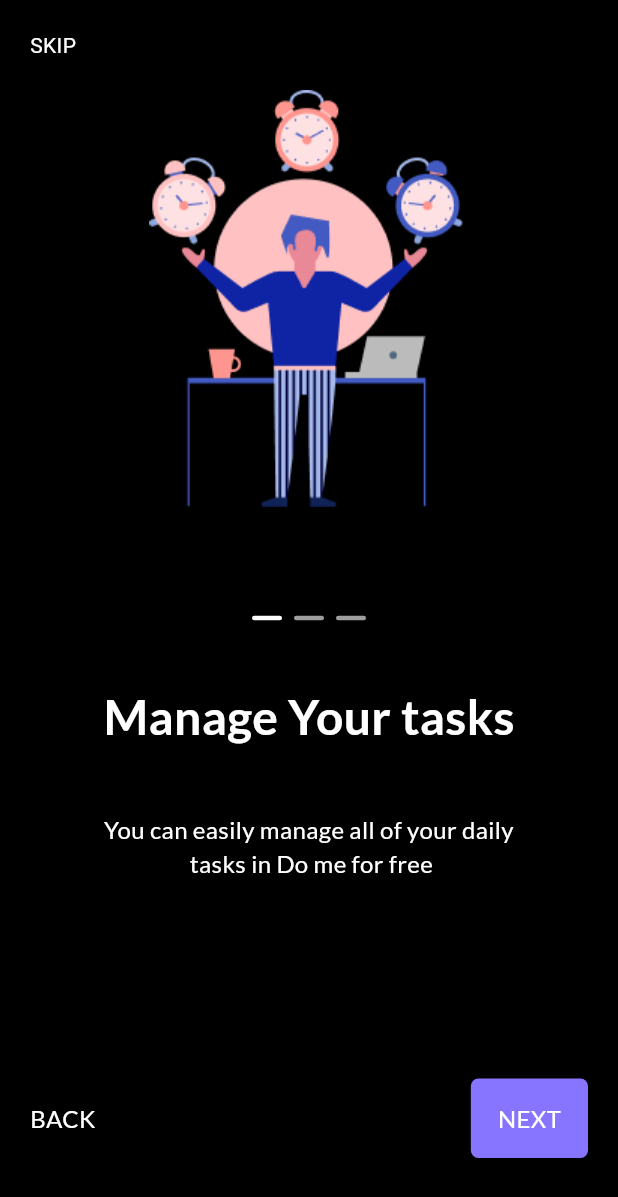
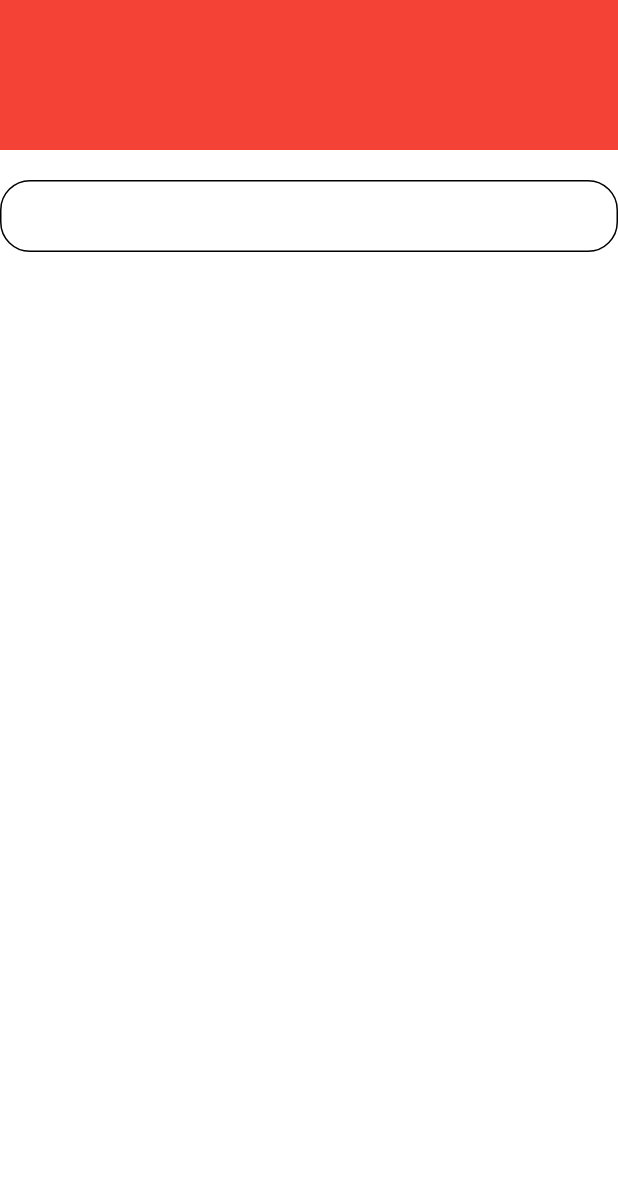
Before and after one commit to Osinmen/todolistApp, a Flutter app: the screen it shows after launch, on a phone screen of 412 x 824 dp. Shown: the top 1197 px of the screen. Run offline on Flutter 3.47's test engine with Material 3 defaults, Android fonts, the phone set to English and light mode, and no system bars; drawn by our look-alikes of smooth_page_indicator.

```diff
--- /dev/null
+++ b/lib/Pages/test.dart
@@ -0,0 +1,64 @@
+import 'package:flutter/material.dart';
+
+class Test extends StatefulWidget {
+  const Test({super.key});
+
+  @override
+  State<Test> createState() => _TestState();
+}
+
+class _TestState extends State<Test> {
+  TextEditingController _controller = TextEditingController();
+  bool _textFieldFilled = false;
+  bool _buttonClickable = false;
+
+  @override
+  void initState() {
+    super.initState();
+    _controller = TextEditingController();
+  }
+
+  @override
+  void dispose() {
+    super.dispose();
+    _controller.dispose();
+  }
+
+  @override
+  Widget build(BuildContext context) {
+    return Scaffold(
+      backgroundColor: Colors.white,
+      body: Column(
+        children: [
+          Container(
+            color: _buttonClickable ? Colors.blue : Colors.red,
+            height: 100,
+            width: double.infinity,
+          ),
+          const SizedBox(
+            height: 20,
+          ),
+          TextFormField(
+            onChanged: (content) {
+              if (content == "") {
+                _textFieldFilled = false;
+                if (_textFieldFilled) {
+                  setState(() {
+                    _buttonClickable = false;
+                  });
+                }
+              }
+            },
+            controller: _controller,
+            decoration: InputDecoration(
+                contentPadding: const EdgeInsets.only(left: 20),
+                enabledBorder:
+                    OutlineInputBorder(borderRadius: BorderRadius.circular(20)),
+                focusedBorder: OutlineInputBorder(
+                    borderRadius: BorderRadius.circular(20))),
+          )
+        ],
+      ),
+    );
+  }
+}
--- a/lib/Widgets/pageView1.dart
+++ b/lib/Widgets/pageView1.dart
@@ -31,28 +31,6 @@ class Pageview1 extends StatelessWidget {
                 style: Appstyle.styleRegular16(context),
               ),
               SizedBox3(),
-              Expanded(
-                child: Row(
-                  mainAxisAlignment: MainAxisAlignment.spaceBetween,
-                  children: [
-                    Text(
-                      "BACK",
-                      style: Appstyle.stylefaint16(context),
-                    ),
-                    Container(
-                      padding: const EdgeInsets.symmetric(
-                          vertical: 15, horizontal: 18),
-                      decoration: BoxDecoration(
-                          borderRadius: BorderRadius.circular(5),
-                          color: const Color(0xFF8875FF)),
-                      child: Text(
-                        "NEXT",
-                        style: Appstyle.stylefaint16(context),
-                      ),
-                    )
-                  ],
-                ),
-              )
             ],
           ),
         ));
--- a/lib/main.dart
+++ b/lib/main.dart
@@ -1,5 +1,6 @@
 import 'package:flutter/material.dart';
-import 'package:todolistapp/Pages/pageViewStack.dart';
+import 'package:todolistapp/Pages/createAccount.dart';
+import 'package:todolistapp/Pages/test.dart';
 
 void main() {
   runApp(const MyApp());
@@ -18,7 +19,7 @@ class MyApp extends StatelessWidget {
         colorScheme: ColorScheme.fromSeed(seedColor: Colors.deepPurple),
         useMaterial3: true,
       ),
-      home: Pageviewstack(),
+      home: Test(),
     );
   }
 }
```
Also changed, not shown: lib/Pages/createAccount.dart (added, +80 -0 lines), lib/Pages/pageViewStack.dart (+64 -11 lines), lib/Widgets/pageView2.dart (+0 -20 lines), lib/Widgets/pageView3.dart (+3 -24 lines).
